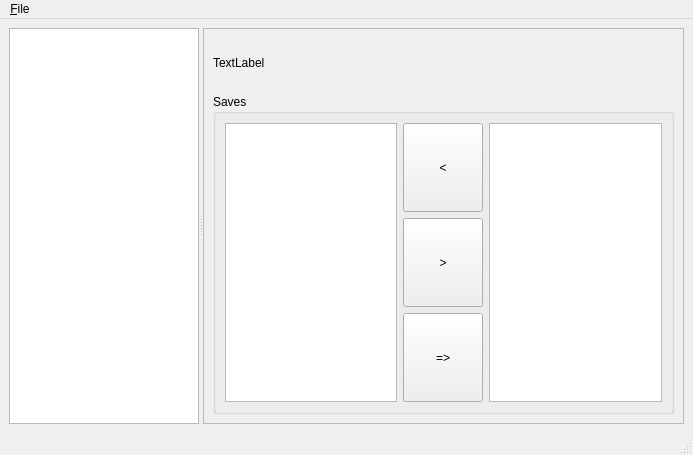
Old version of the form ui/MainWindow.ui in the repository Lgmrszd/GamesSM.
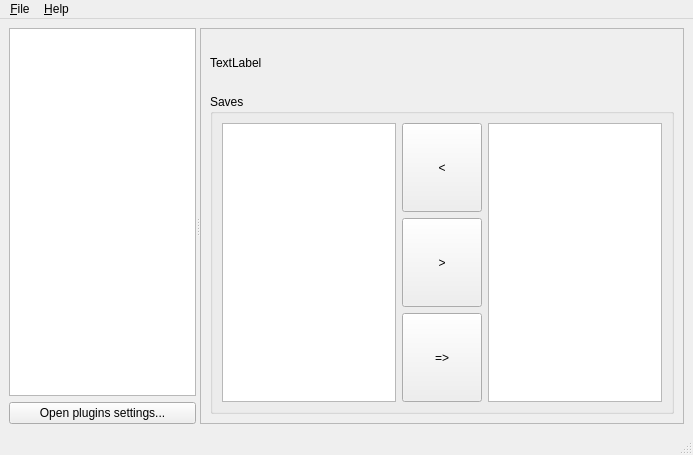
New version of the form.

Commit message: New gui changes (open plugins & restart button)

The edit to the form file:
```diff
--- a/ui/MainWindow.ui
+++ b/ui/MainWindow.ui
@@ -14,12 +14,15 @@
    <string>MainWindow</string>
   </property>
   <widget class="QWidget" name="centralwidget">
-   <layout class="QHBoxLayout" name="horizontalLayout_2">
-    <item>
+   <layout class="QGridLayout" name="gridLayout">
+    <item row="0" column="0">
      <widget class="QSplitter" name="splitter">
       <property name="orientation">
        <enum>Qt::Horizontal</enum>
       </property>
+      <widget class="QWidget" name="layoutWidget">
+       <layout class="QVBoxLayout" name="verticalLayout_4">
+        <item>
       <widget class="QListWidget" name="pluginsList">
        <property name="sizePolicy">
         <sizepolicy hsizetype="Maximum" vsizetype="Expanding">
@@ -43,6 +46,16 @@
         <set>QAbstractItemView::NoEditTriggers</set>
        </property>
       </widget>
+        </item>
+        <item>
+         <widget class="QPushButton" name="pluginSettingsButton">
+          <property name="text">
+           <string>Open plugins settings...</string>
+          </property>
+         </widget>
+        </item>
+       </layout>
+      </widget>
       <widget class="QFrame" name="frame">
        <property name="frameShape">
         <enum>QFrame::StyledPanel</enum>
@@ -80,7 +93,7 @@
                <property name="sizePolicy">
                 <sizepolicy hsizetype="Minimum" vsizetype="Expanding">
                  <horstretch>0</horstretch>
-                 <verstretch>0</verstretch>
+                 <verstretch>1</verstretch>
                 </sizepolicy>
                </property>
                <property name="text">
@@ -93,7 +106,7 @@
                <property name="sizePolicy">
                 <sizepolicy hsizetype="Minimum" vsizetype="Expanding">
                  <horstretch>0</horstretch>
-                 <verstretch>0</verstretch>
+                 <verstretch>1</verstretch>
                 </sizepolicy>
                </property>
                <property name="text">
@@ -106,7 +119,7 @@
                <property name="sizePolicy">
                 <sizepolicy hsizetype="Minimum" vsizetype="Expanding">
                  <horstretch>0</horstretch>
-                 <verstretch>0</verstretch>
+                 <verstretch>1</verstretch>
                 </sizepolicy>
                </property>
                <property name="text">
@@ -134,7 +147,7 @@
      <x>0</x>
      <y>0</y>
      <width>693</width>
-     <height>21</height>
+     <height>30</height>
     </rect>
    </property>
    <widget class="QMenu" name="menuFile">
@@ -143,7 +156,14 @@
     </property>
     <addaction name="actionSettings"/>
    </widget>
+   <widget class="QMenu" name="menuHelp">
+    <property name="title">
+     <string>&amp;Help</string>
+    </property>
+    <addaction name="actionAbout"/>
+   </widget>
    <addaction name="menuFile"/>
+   <addaction name="menuHelp"/>
   </widget>
   <widget class="QStatusBar" name="statusbar"/>
   <action name="actionSettings">
```
Left out of the diff: 5 changed lines with no effect on the pictures. Lines whose indentation alone changed are shown as unchanged. The commit also changes 2 other files.
